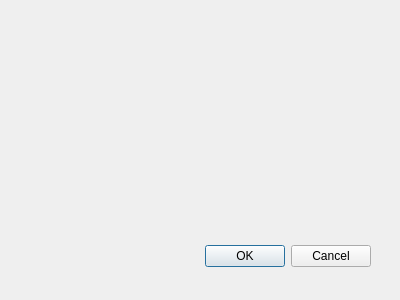
Qt form CommandCenter/MainApp/zktestdialog.ui (LDevin/CommandCenter) before a commit.
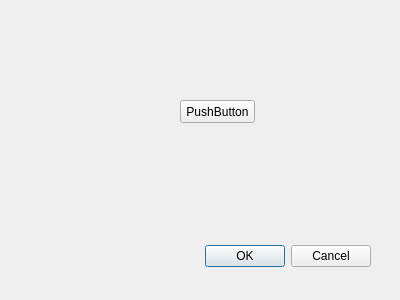
The same form after that commit.

Commit message: modified:   Link/comm/linkdefines.h 	modified:   Link/linkUrl.json 	modified:   Link/slave.cpp 	modified:   Link/slave.h 	modified:   MainApp/zktestdialog.cpp 	modified:   MainApp/zktestdialog.h 	modified:   MainApp/zktestdialog.ui

The edit to the form file:
```diff
--- a/CommandCenter/MainApp/zktestdialog.ui
+++ b/CommandCenter/MainApp/zktestdialog.ui
@@ -31,6 +31,19 @@
     <set>QDialogButtonBox::Cancel|QDialogButtonBox::Ok</set>
    </property>
   </widget>
+  <widget class="QPushButton" name="pushButton">
+   <property name="geometry">
+    <rect>
+     <x>180</x>
+     <y>100</y>
+     <width>75</width>
+     <height>23</height>
+    </rect>
+   </property>
+   <property name="text">
+    <string>PushButton</string>
+   </property>
+  </widget>
  </widget>
  <pixmapfunction/>
  <resources/>
```
Left out of the diff: 9 changed lines with no effect on the pictures. The commit also changes 6 other files.
